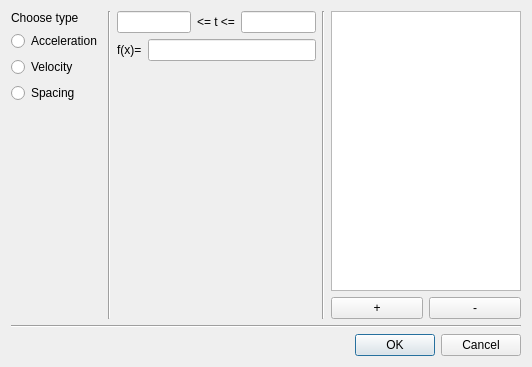
Old version of the form src/input_plot.ui in the repository arrgn/PhysCalc.
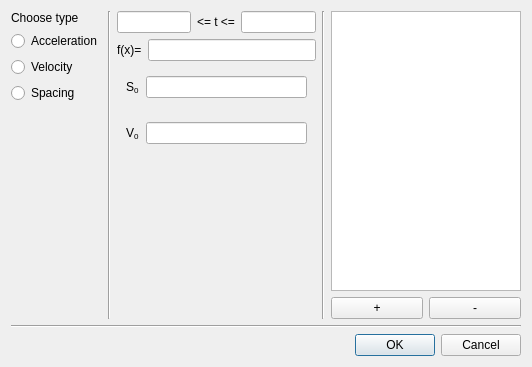
New version of the form.

Commit message: Add show/hide S0 and V0 in input_plot.ui

Diff of the .ui file:
```diff
--- a/src/input_plot.ui
+++ b/src/input_plot.ui
@@ -111,6 +111,38 @@
              </item>
             </layout>
            </item>
+           <item>
+            <widget class="QWidget" name="s0_widget" native="true">
+             <layout class="QHBoxLayout" name="horizontalLayout_3">
+              <item>
+               <widget class="QLabel" name="s0_lab">
+                <property name="text">
+                 <string>S&lt;sub&gt;0&lt;/sub&gt;</string>
+                </property>
+               </widget>
+              </item>
+              <item>
+               <widget class="QLineEdit" name="lineEdit_3"/>
+              </item>
+             </layout>
+            </widget>
+           </item>
+           <item>
+            <widget class="QWidget" name="v0_widget" native="true">
+             <layout class="QHBoxLayout" name="horizontalLayout_7">
+              <item>
+               <widget class="QLabel" name="v0_lab">
+                <property name="text">
+                 <string>V&lt;sub&gt;0&lt;/sub&gt;</string>
+                </property>
+               </widget>
+              </item>
+              <item>
+               <widget class="QLineEdit" name="lineEdit_2"/>
+              </item>
+             </layout>
+            </widget>
+           </item>
            <item>
             <spacer name="verticalSpacer_3">
              <property name="orientation">
```
The commit also changes 1 other file.
